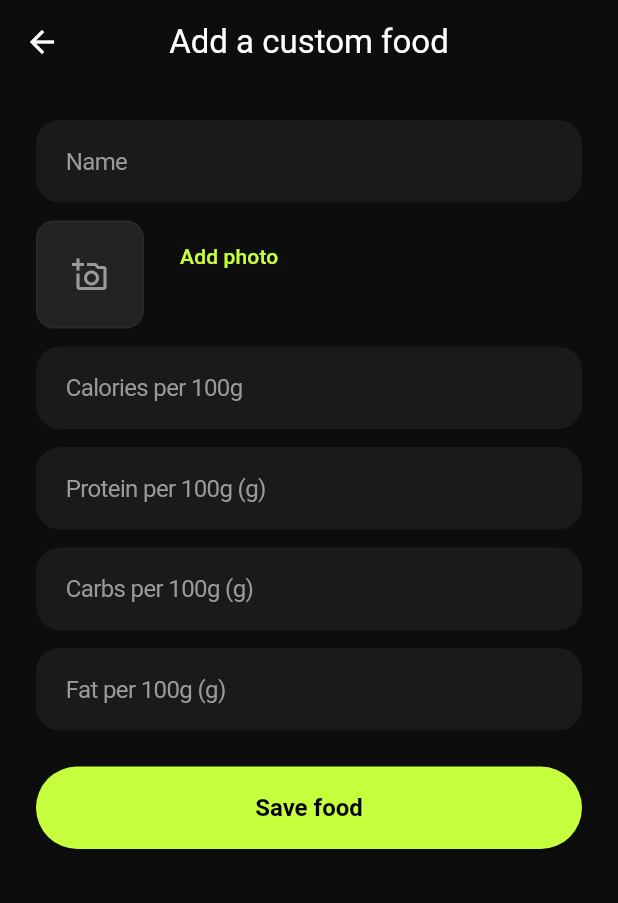
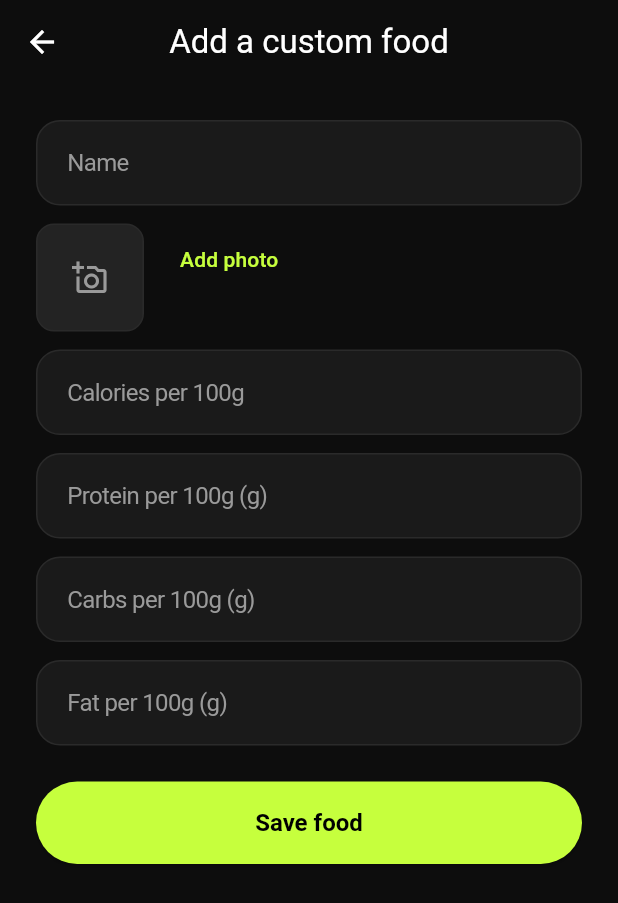
Before and after one commit to ptrickz/myCalorieTracker, a Flutter app: the CreateFoodScreen screen opened directly, on a phone screen of 412 x 824 dp. Shown: the top 903 px of the screen. Run offline on Flutter 3.47's test engine with Material 3 defaults, Android fonts, the phone set to English and light mode, and no system bars; our stand-ins replace animated_bottom_navigation_bar, calendar_view, fl_chart, flutter_secure_storage, image_picker; missing offline and left inert: crop_your_image; accounts and stored records are empty.

Commit message:
Make macro inputs read clearly as editable fields
Give AppTextField a subtle border so a filled field still looks like an
input when it sits on a same-coloured surface. On the scan-food review
form, add unit suffixes (kcal / g) that stay visible after the
placeholder is replaced, with a "per 100g" note.

```diff
--- a/my_calorie/lib/widgets/app_text_field.dart
+++ b/my_calorie/lib/widgets/app_text_field.dart
@@ -45,9 +45,12 @@ class AppTextField extends StatelessWidget {
       style: const TextStyle(color: AppColors.textPrimary, fontSize: 16),
       placeholderStyle: const TextStyle(color: AppColors.textSecondary, fontSize: 16),
       cursorColor: AppColors.accent,
-      decoration: const BoxDecoration(
+      decoration: BoxDecoration(
         color: AppColors.surface,
-        borderRadius: BorderRadius.all(Radius.circular(16)),
+        borderRadius: const BorderRadius.all(Radius.circular(16)),
+        // A visible outline so a filled field still reads as an input, even
+        // when it sits on a same-coloured surface (e.g. a card or dialog).
+        border: Border.all(color: AppColors.border),
       ),
     );
   }
```
Also changed, not shown: my_calorie/lib/screens/scan_food_screen.dart (+31 -5 lines).
